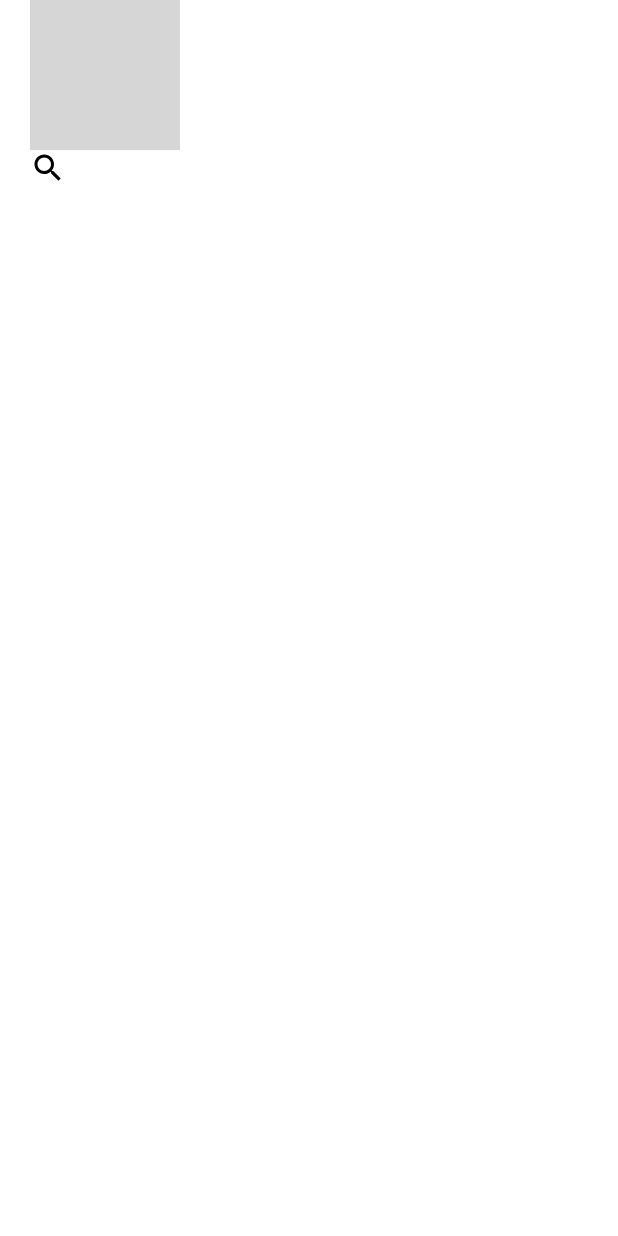
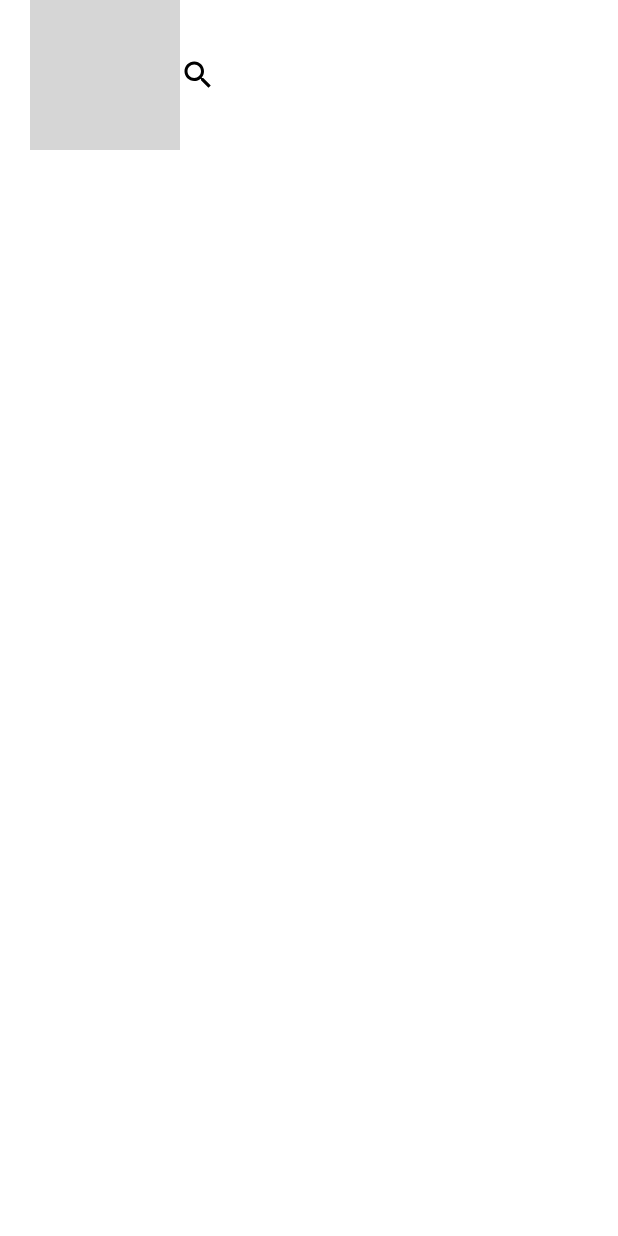
Before and after one commit to klyushkin17/eBook-library-app, an Android app built with Jetpack Compose: the MainScreen screen opened through its navigation route, on a phone screen of 412 x 824 dp. Run offline under Robolectric (Android 15) with nearby library versions, the light colour scheme and no system bars; our stand-ins replace Dagger/Hilt's generated code, Firebase (no records; nobody signed in at launch, a user with empty details on screens opened directly); pictures from the network do not load; 2 statements that could not run were skipped; grey boxes are pictures that could not be loaded.

Commit message:
Fix api interface buggs. Create BookListDto

```diff
--- a/app/src/main/java/com/example/e_book_libruary_app/data/repository/BookRepositoryImpl.kt
+++ b/app/src/main/java/com/example/e_book_libruary_app/data/repository/BookRepositoryImpl.kt
@@ -1,9 +1,12 @@
 package com.example.e_book_libruary_app.data.repository
 
+import android.util.Log
 import coil.network.HttpException
 import com.example.e_book_libruary_app.data.mapper.toBookInfo
+import com.example.e_book_libruary_app.data.mapper.toBookList
 import com.example.e_book_libruary_app.data.remote.BookApi
 import com.example.e_book_libruary_app.domain.model.BookInfo
+import com.example.e_book_libruary_app.domain.model.BookList
 import com.example.e_book_libruary_app.domain.repository.BookRepository
 import com.example.e_book_libruary_app.util.Resource
 import kotlinx.coroutines.flow.Flow
@@ -50,12 +53,13 @@ class BookRepositoryImpl @Inject constructor(
         }
     }
 
-    override suspend fun getNewestBooks(): Flow<Resource<List<BookInfo>>> {
+    override suspend fun getNewestBooks(): Flow<Resource<BookList>> {
         return flow {
             emit(Resource.Loading(true))
             try {
                 val result = api.getNewestBooks()
-                Resource.Success(data = result.toBookInfo())
+                Log.d("ServerResponse", result.toString())
+                Resource.Success(data = result.toBookList())
             } catch (e: IOException) {
                 e.printStackTrace()
                 emit(Resource.Error(message = "Couldn't load data"))
--- a/app/src/main/java/com/example/e_book_libruary_app/domain/repository/BookRepository.kt
+++ b/app/src/main/java/com/example/e_book_libruary_app/domain/repository/BookRepository.kt
@@ -1,6 +1,7 @@
 package com.example.e_book_libruary_app.domain.repository
 
 import com.example.e_book_libruary_app.domain.model.BookInfo
+import com.example.e_book_libruary_app.domain.model.BookList
 import com.example.e_book_libruary_app.util.Resource
 import kotlinx.coroutines.flow.Flow
 
@@ -14,7 +15,7 @@ interface BookRepository {
         bookId: String
     ): Resource<BookInfo>
 
-    suspend fun getNewestBooks(): Flow<Resource<List<BookInfo>>>
+    suspend fun getNewestBooks(): Flow<Resource<BookList>>
 
     suspend fun getBooksByCategory(
         query: String
--- a/app/src/main/java/com/example/e_book_libruary_app/presentation/main/BookElement.kt
+++ b/app/src/main/java/com/example/e_book_libruary_app/presentation/main/BookElement.kt
@@ -15,6 +15,7 @@ import androidx.compose.material.TextField
 import androidx.compose.material.icons.materialIcon
 import androidx.compose.runtime.Composable
 import androidx.compose.ui.Modifier
+import androidx.compose.ui.graphics.Color
 import androidx.compose.ui.res.painterResource
 import androidx.compose.ui.unit.dp
 import coil.compose.rememberImagePainter
@@ -28,7 +29,8 @@ fun BookElement(
 
     Card(
         modifier = Modifier.fillMaxSize(),
-        shape = RoundedCornerShape(5.dp)
+        shape = RoundedCornerShape(5.dp),
+        backgroundColor = Color.Black
     ) {
         Column {
             Box(
@@ -45,7 +47,7 @@ fun BookElement(
                         painter = painterResource(id = R.drawable.star_icon),
                         contentDescription = "rating_star"
                     )
-                    Text(text = book.rating.toString())
+                    Text(/*text = book.rating.toString()*/ "TEST TEXT")
                 }
             }
 
--- a/app/src/main/java/com/example/e_book_libruary_app/presentation/main/MainScreen.kt
+++ b/app/src/main/java/com/example/e_book_libruary_app/presentation/main/MainScreen.kt
@@ -44,10 +44,6 @@ fun MainScreen(
                 .fillMaxWidth()
                 .padding(horizontal = 20.dp)
         ) {
-            Column(
-                modifier = Modifier
-                    .weight(80f)
-            ){
             AsyncImage(
                 model = userData?.profilePictureUrl ?: "",
                 contentDescription = "user_avatar",
@@ -59,7 +55,6 @@ fun MainScreen(
                 imageVector = Icons.Default.Search,
                 contentDescription = "search_icon"
             )
-            }
         }
         Spacer(modifier = Modifier.height(10.dp))
         Row (
--- a/app/src/main/java/com/example/e_book_libruary_app/presentation/main/MainViewModel.kt
+++ b/app/src/main/java/com/example/e_book_libruary_app/presentation/main/MainViewModel.kt
@@ -5,6 +5,7 @@ import androidx.compose.runtime.mutableStateOf
 import androidx.compose.runtime.setValue
 import androidx.lifecycle.ViewModel
 import androidx.lifecycle.viewModelScope
+import com.example.e_book_libruary_app.data.mapper.toBookInfo
 import com.example.e_book_libruary_app.domain.repository.BookRepository
 import com.example.e_book_libruary_app.util.Resource
 import dagger.hilt.android.lifecycle.HiltViewModel
@@ -17,6 +18,10 @@ class MainViewModel @Inject constructor(
 ): ViewModel() {
 
     var state by mutableStateOf(MainState())
+
+    init {
+        getNewestBooks()
+    }
 
     fun onEvent(event: MainEvent) {
         when(event) {
@@ -36,12 +41,12 @@ class MainViewModel @Inject constructor(
         viewModelScope.launch {
             bookRepository
                 .getNewestBooks()
-                .collect{result ->
+                .collect{ result ->
                     when(result) {
                         is Resource.Success -> {
-                            result.data?.let {books ->
+                            result.data?.let { books ->
                                 state = state.copy(
-                                    newBooks = books
+                                    newBooks = books.bookList.toBookInfo()
                                 )
                             }
                         }
```
Also changed, not shown: app/src/main/java/com/example/e_book_libruary_app/data/mapper/BookMapper.kt (+8 -0 lines), app/src/main/java/com/example/e_book_libruary_app/data/remote/BookApi.kt (+7 -5 lines), app/src/main/java/com/example/e_book_libruary_app/data/remote/dto/BookListDto.kt (added, +8 -0 lines), app/src/main/java/com/example/e_book_libruary_app/domain/model/BookList.kt (added, +7 -0 lines). Lines whose indentation alone changed are shown as unchanged.
